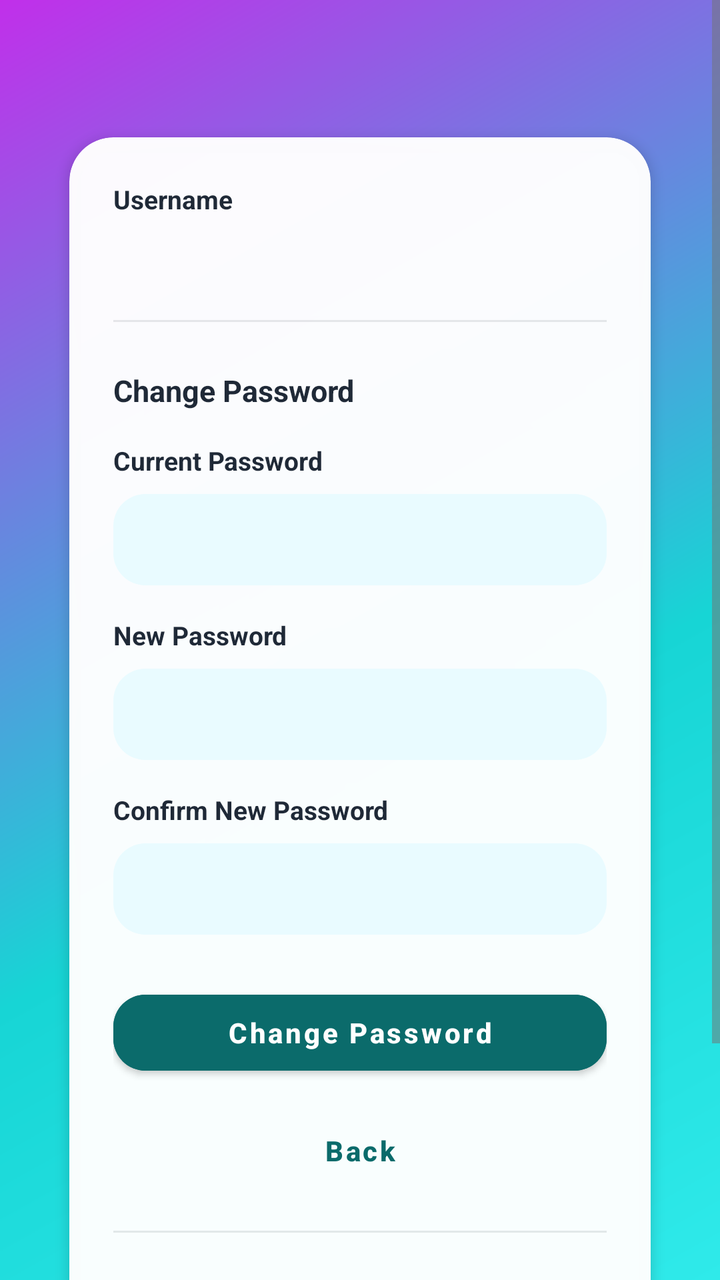
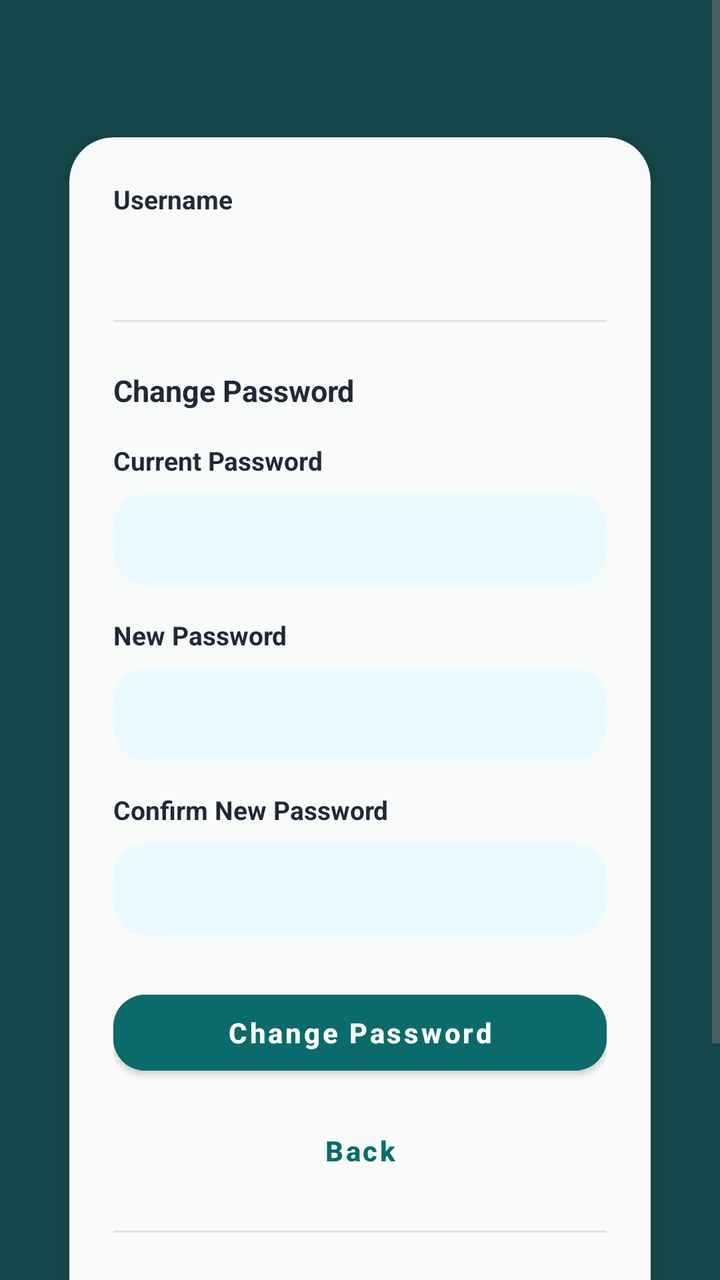

Before-and-after screenshots of an Android layout around one commit, followed by the original layout XML and the change that was made.
<!-- AndroidManifest.xml: application theme Theme.Nudge -->
<!-- res/layout/fragment_account.xml -->
<?xml version="1.0" encoding="utf-8"?>
<ScrollView
    xmlns:android="http://schemas.android.com/apk/res/android"
    xmlns:app="http://schemas.android.com/apk/res-auto"
    android:layout_width="match_parent"
    android:layout_height="match_parent"
    android:background="@drawable/bg_login_gradient"
    android:fillViewport="true">

    <LinearLayout
        android:layout_width="match_parent"
        android:layout_height="wrap_content"
        android:orientation="vertical"
        android:padding="24dp"
        android:paddingBottom="40dp">

        <com.google.android.material.card.MaterialCardView
            android:id="@+id/accountCard"
            android:layout_width="match_parent"
            android:layout_height="wrap_content"
            android:layout_marginTop="32dp"
            app:cardCornerRadius="22dp"
            app:cardUseCompatPadding="true"
            app:cardElevation="4dp"
            app:cardBackgroundColor="#F8FFFFFF">

            <LinearLayout
                android:layout_width="match_parent"
                android:layout_height="wrap_content"
                android:orientation="vertical"
                android:padding="22dp">

                <TextView
                    android:layout_width="wrap_content"
                    android:layout_height="wrap_content"
                    android:text="Username"
                    android:textSize="13sp"
                    android:textStyle="bold"
                    android:textColor="#1F2937"
                    android:layout_marginBottom="6dp"/>

                <TextView
                    android:id="@+id/usernameText"
                    android:layout_width="wrap_content"
                    android:layout_height="wrap_content"
                    android:textSize="16sp"
                    android:textColor="#0B6B6B"
                    android:textStyle="bold"
                    android:layout_marginBottom="24dp"/>

                
                <TextView
                    android:layout_width="match_parent"
                    android:layout_height="1dp"
                    android:background="#1F2937"
                    android:alpha="0.1"
                    android:layout_marginBottom="24dp"/>

                <TextView
                    android:layout_width="wrap_content"
                    android:layout_height="wrap_content"
                    android:text="Change Password"
                    android:textSize="15sp"
                    android:textStyle="bold"
                    android:textColor="#1F2937"
                    android:layout_marginBottom="16dp"/>

                <TextView
                    android:layout_width="wrap_content"
                    android:layout_height="wrap_content"
                    android:text="Current Password"
                    android:textSize="13sp"
                    android:textStyle="bold"
                    android:textColor="#1F2937"
                    android:layout_marginBottom="8dp"/>

                <com.google.android.material.textfield.TextInputLayout
                    android:id="@+id/currentPasswordLayout"
                    style="@style/Widget.MaterialComponents.TextInputLayout.FilledBox"
                    android:layout_width="match_parent"
                    android:layout_height="wrap_content"
                    app:boxBackgroundMode="filled"
                    app:boxBackgroundColor="#F2E8FBFF"
                    app:boxCornerRadiusTopStart="16dp"
                    app:boxCornerRadiusTopEnd="16dp"
                    app:boxCornerRadiusBottomStart="16dp"
                    app:boxCornerRadiusBottomEnd="16dp"
                    app:boxStrokeWidth="0dp"
                    app:boxStrokeWidthFocused="0dp"
                    android:layout_marginBottom="16dp">

                    <com.google.android.material.textfield.TextInputEditText
                        android:id="@+id/currentPasswordEditText"
                        android:layout_width="match_parent"
                        android:layout_height="wrap_content"
                        android:textColor="#111827"
                        android:inputType="textPassword"
                        android:singleLine="true"
                        android:padding="12dp"
                        android:imeOptions="actionNext"/>
                </com.google.android.material.textfield.TextInputLayout>

                <TextView
                    android:layout_width="wrap_content"
                    android:layout_height="wrap_content"
                    android:text="New Password"
                    android:textSize="13sp"
                    android:textStyle="bold"
                    android:textColor="#1F2937"
                    android:layout_marginBottom="8dp"/>

                <com.google.android.material.textfield.TextInputLayout
                    android:id="@+id/newPasswordLayout"
                    style="@style/Widget.MaterialComponents.TextInputLayout.FilledBox"
                    android:layout_width="match_parent"
                    android:layout_height="wrap_content"
                    app:boxBackgroundMode="filled"
                    app:boxBackgroundColor="#F2E8FBFF"
                    app:boxCornerRadiusTopStart="16dp"
                    app:boxCornerRadiusTopEnd="16dp"
                    app:boxCornerRadiusBottomStart="16dp"
                    app:boxCornerRadiusBottomEnd="16dp"
                    app:boxStrokeWidth="0dp"
                    app:boxStrokeWidthFocused="0dp"
                    android:layout_marginBottom="16dp">

                    <com.google.android.material.textfield.TextInputEditText
                        android:id="@+id/newPasswordEditText"
                        android:layout_width="match_parent"
                        android:layout_height="wrap_content"
                        android:textColor="#111827"
                        android:inputType="textPassword"
                        android:singleLine="true"
                        android:padding="12dp"
                        android:imeOptions="actionNext"/>
                </com.google.android.material.textfield.TextInputLayout>

                <TextView
                    android:layout_width="wrap_content"
                    android:layout_height="wrap_content"
                    android:text="Confirm New Password"
                    android:textSize="13sp"
                    android:textStyle="bold"
                    android:textColor="#1F2937"
                    android:layout_marginBottom="8dp"/>

                <com.google.android.material.textfield.TextInputLayout
                    android:id="@+id/confirmPasswordLayout"
                    style="@style/Widget.MaterialComponents.TextInputLayout.FilledBox"
                    android:layout_width="match_parent"
                    android:layout_height="wrap_content"
                    app:boxBackgroundMode="filled"
                    app:boxBackgroundColor="#F2E8FBFF"
                    app:boxCornerRadiusTopStart="16dp"
                    app:boxCornerRadiusTopEnd="16dp"
                    app:boxCornerRadiusBottomStart="16dp"
                    app:boxCornerRadiusBottomEnd="16dp"
                    app:boxStrokeWidth="0dp"
                    app:boxStrokeWidthFocused="0dp"
                    android:layout_marginBottom="24dp">

                    <com.google.android.material.textfield.TextInputEditText
                        android:id="@+id/confirmPasswordEditText"
                        android:layout_width="match_parent"
                        android:layout_height="wrap_content"
                        android:textColor="#111827"
                        android:inputType="textPassword"
                        android:singleLine="true"
                        android:padding="12dp"
                        android:imeOptions="actionDone"/>
                </com.google.android.material.textfield.TextInputLayout>

                <com.google.android.material.button.MaterialButton
                    android:id="@+id/changePasswordButton"
                    android:layout_width="match_parent"
                    android:layout_height="50dp"
                    android:text="Change Password"
                    android:textAllCaps="false"
                    android:textStyle="bold"
                    android:backgroundTint="#0B6B6B"
                    android:textColor="@android:color/white"
                    app:cornerRadius="16dp"/>

                <com.google.android.material.button.MaterialButton
                    android:id="@+id/backButton"
                    style="@style/Widget.MaterialComponents.Button.TextButton"
                    android:layout_width="match_parent"
                    android:layout_height="wrap_content"
                    android:layout_marginTop="10dp"
                    android:text="Back"
                    android:textAllCaps="false"
                    android:textStyle="bold"
                    android:textColor="#0B6B6B"
                    app:rippleColor="#220B6B6B"/>

                
                <TextView
                    android:layout_width="match_parent"
                    android:layout_height="1dp"
                    android:background="#1F2937"
                    android:alpha="0.1"
                    android:layout_marginTop="16dp"
                    android:layout_marginBottom="24dp"/>

                <TextView
                    android:layout_width="wrap_content"
                    android:layout_height="wrap_content"
                    android:text="Account Deletion"
                    android:textSize="15sp"
                    android:textStyle="bold"
                    android:textColor="#DC2626"
                    android:layout_marginBottom="16dp"/>

                <com.google.android.material.button.MaterialButton
                    android:id="@+id/deleteAccountButton"
                    android:layout_width="match_parent"
                    android:layout_height="50dp"
                    android:text="Delete Account"
                    android:textAllCaps="false"
                    android:textStyle="bold"
                    android:textColor="@android:color/white"
                    android:backgroundTint="#DC2626"
                    app:cornerRadius="16dp"
                    app:rippleColor="#44FF0000"/>

            </LinearLayout>
        </com.google.android.material.card.MaterialCardView>

    </LinearLayout>

</ScrollView>
<!-- resources referenced by this layout -->
<resources>
  <!-- drawable bg_login_gradient (drawable) -->
  <?xml version="1.0" encoding="utf-8"?>
  <shape xmlns:android="http://schemas.android.com/apk/res/android">
      <gradient
          android:type="linear"
          android:angle="135"
          android:startColor="#2FEAEA"
          android:centerColor="#17D5D5"
          android:endColor="#C12FEA"
          android:centerX="0.40"
          android:centerY="0.55"/>
  </shape>
  <style name="Theme.Nudge" parent="Theme.MaterialComponents.DayNight.NoActionBar">
          
          <item name="colorPrimary">@color/colorPrimary</item>
          <item name="colorPrimaryVariant">@color/colorPrimaryDark</item>
          <item name="colorOnPrimary">@color/white</item>
          
          <item name="colorSecondary">@color/colorAccent</item>
          <item name="colorSecondaryVariant">@color/colorAccent</item>
          <item name="colorOnSecondary">@color/black</item>
          
          <item name="android:colorBackground">@color/colorBackground</item>
          
          <item name="android:textColorPrimary">@color/colorTextPrimary</item>
          <item name="android:textColorSecondary">@color/colorTextSecondary</item>
          
          <item name="android:windowBackground">@color/colorBackground</item>
          <item name="android:statusBarColor">@color/colorTheme</item>
      </style>
  <color name="colorPrimary">#1E88E5</color>
  <color name="colorPrimaryDark">#1565C0</color>
  <color name="white">#FFFFFFFF</color>
  <color name="colorAccent">#B0B0B0</color>
  <color name="black">#FF000000</color>
  <color name="colorBackground">#FFFFFF</color>
  <color name="colorTextPrimary">#272829</color>
  <color name="colorTextSecondary">#757575</color>
  <color name="colorTheme">#58CBFF</color>
</resources>

<!-- the commit's change to res/layout/fragment_account.xml (unified diff, before → after) -->
@@ -4,7 +4,7 @@
     xmlns:app="http://schemas.android.com/apk/res-auto"
     android:layout_width="match_parent"
     android:layout_height="match_parent"
-    android:background="@drawable/bg_login_gradient"
+    android:background="@drawable/bg_auth"
     android:fillViewport="true">
 
     <LinearLayout
<!-- resource entries referenced after the edit -->
@@ -1,16 +1,9 @@
 <!-- resources referenced by this layout -->
 <resources>
-  <!-- drawable bg_login_gradient (drawable) -->
+  <!-- drawable bg_auth (drawable) -->
   <?xml version="1.0" encoding="utf-8"?>
   <shape xmlns:android="http://schemas.android.com/apk/res/android">
-      <gradient
-          android:type="linear"
-          android:angle="135"
-          android:startColor="#2FEAEA"
-          android:centerColor="#17D5D5"
-          android:endColor="#C12FEA"
-          android:centerX="0.40"
-          android:centerY="0.55"/>
+      <solid android:color="#16474A" />
   </shape>
   <style name="Theme.Nudge" parent="Theme.MaterialComponents.DayNight.NoActionBar">
           
